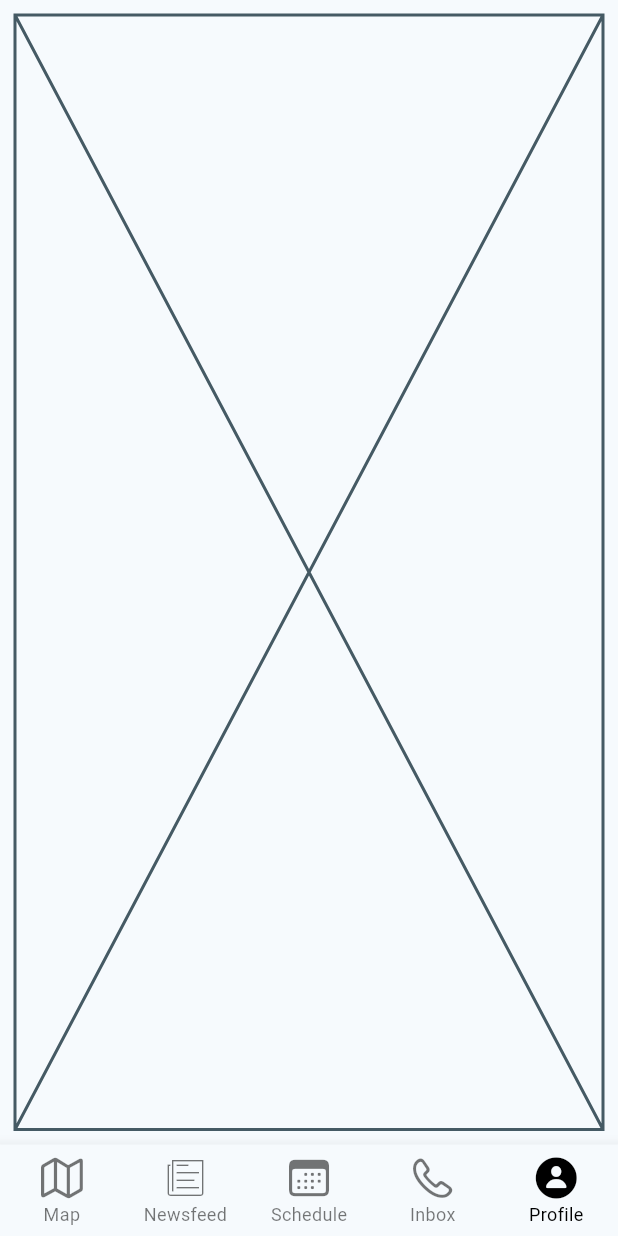
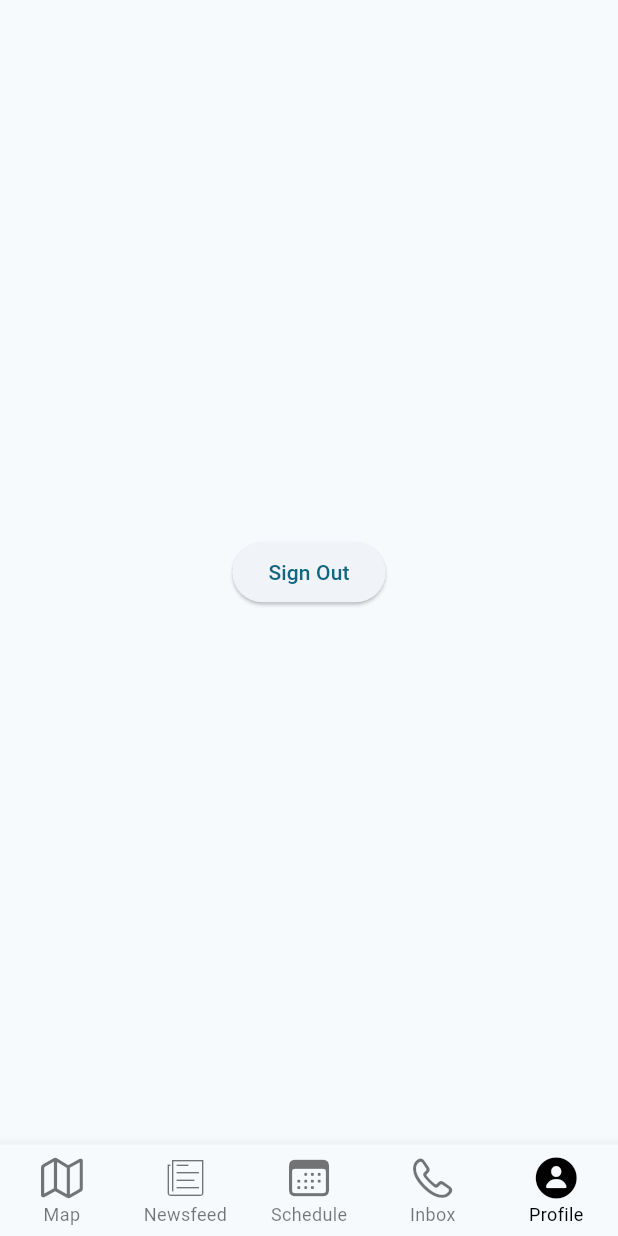
Before and after one commit to bocyej/InnOlympics-SaneTech, a Flutter app: the screen it shows once a user with an empty profile is signed in, item 5 of the bottom bar chosen, on a phone screen of 412 x 824 dp. Run offline on Flutter 3.47's test engine with Material 3 defaults, Android fonts, the light colour scheme and no system bars; our stand-ins replace firebase_auth, firebase_core; accounts and stored records are empty.

Commit message:
fixed alignment

```diff
--- a/lib/screens/profile_page.dart
+++ b/lib/screens/profile_page.dart
@@ -1,3 +1,4 @@
+import 'package:firebase_auth/firebase_auth.dart';
 import 'package:flutter/material.dart';
 
 class ProfilePage extends StatefulWidget {
@@ -10,6 +11,20 @@ class ProfilePage extends StatefulWidget {
 class _ProfilePageState extends State<ProfilePage> {
   @override
   Widget build(BuildContext context) {
-    return const Placeholder();
+    return Scaffold(
+      body: Column(
+        mainAxisAlignment: MainAxisAlignment.center,
+        children: [
+          Center(
+            child: ElevatedButton(
+              onPressed: () {
+                FirebaseAuth.instance.signOut();
+              },
+              child: Text('Sign Out'),
+            ),
+          ),
+        ],
+      ),
+    );
   }
 }
```
Also changed, not shown: lib/screens/home_page.dart (+1 -6 lines).
